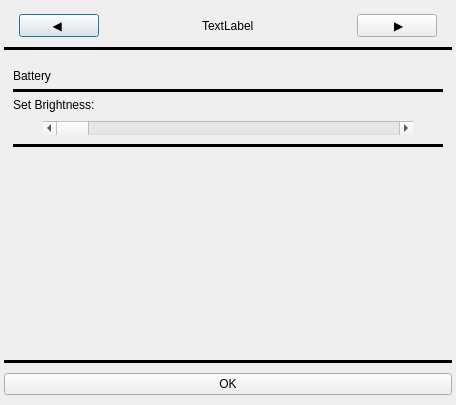
Szybet/sanki, file components/settings.ui: the form before one commit.
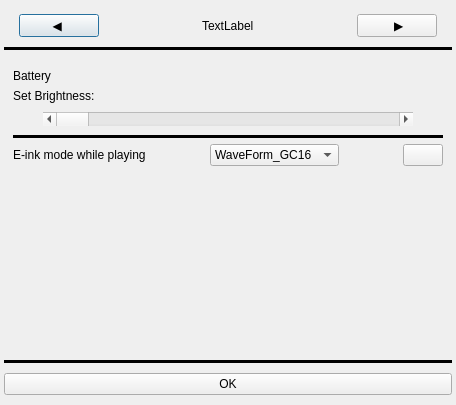
The form after the commit. The open tabs and pages were chosen to show the change. Icons and pictures are not drawn.

```diff
--- a/components/settings.ui
+++ b/components/settings.ui
@@ -119,19 +119,6 @@
          </property>
         </widget>
        </item>
-       <item>
-        <widget class="Line" name="line_3">
-         <property name="frameShadow">
-          <enum>QFrame::Plain</enum>
-         </property>
-         <property name="lineWidth">
-          <number>4</number>
-         </property>
-         <property name="orientation">
-          <enum>Qt::Horizontal</enum>
-         </property>
-        </widget>
-       </item>
        <item>
         <widget class="QLabel" name="labelBrightness">
          <property name="sizePolicy">
@@ -213,6 +200,84 @@
          </property>
         </widget>
        </item>
+       <item>
+        <layout class="QHBoxLayout" name="horizontalLayout_7">
+         <item>
+          <widget class="QLabel" name="label_2">
+           <property name="text">
+            <string>E-ink mode while playing</string>
+           </property>
+          </widget>
+         </item>
+         <item>
+          <spacer name="horizontalSpacer_7">
+           <property name="orientation">
+            <enum>Qt::Horizontal</enum>
+           </property>
+           <property name="sizeHint" stdset="0">
+            <size>
+             <width>0</width>
+             <height>20</height>
+            </size>
+           </property>
+          </spacer>
+         </item>
+         <item>
+          <widget class="QComboBox" name="comboBoxEinkMode">
+           <item>
+            <property name="text">
+             <string>WaveForm_GC16</string>
+            </property>
+           </item>
+           <item>
+            <property name="text">
+             <string>WaveForm_A2</string>
+            </property>
+           </item>
+           <item>
+            <property name="text">
+             <string>WaveForm_GC4</string>
+            </property>
+           </item>
+           <item>
+            <property name="text">
+             <string>WaveForm_AUTO</string>
+            </property>
+           </item>
+          </widget>
+         </item>
+         <item>
+          <spacer name="horizontalSpacer_8">
+           <property name="orientation">
+            <enum>Qt::Horizontal</enum>
+           </property>
+           <property name="sizeHint" stdset="0">
+            <size>
+             <width>0</width>
+             <height>20</height>
+            </size>
+           </property>
+          </spacer>
+         </item>
+         <item>
+          <widget class="QPushButton" name="buttonEinkInfo">
+           <property name="sizePolicy">
+            <sizepolicy hsizetype="Fixed" vsizetype="Fixed">
+             <horstretch>0</horstretch>
+             <verstretch>0</verstretch>
+            </sizepolicy>
+           </property>
+           <property name="text">
+            <string/>
+           </property>
+           <property name="icon">
+            <iconset resource="../Resources/sanki.qrc">
+             <normaloff>:/icons/info.svg</normaloff>:/icons/info.svg</iconset>
+           </property>
+          </widget>
+         </item>
+        </layout>
+       </item>
        <item>
         <spacer name="verticalSpacer">
          <property name="orientation">
```
Left out of the diff: 74 changed lines with no effect on the pictures.
